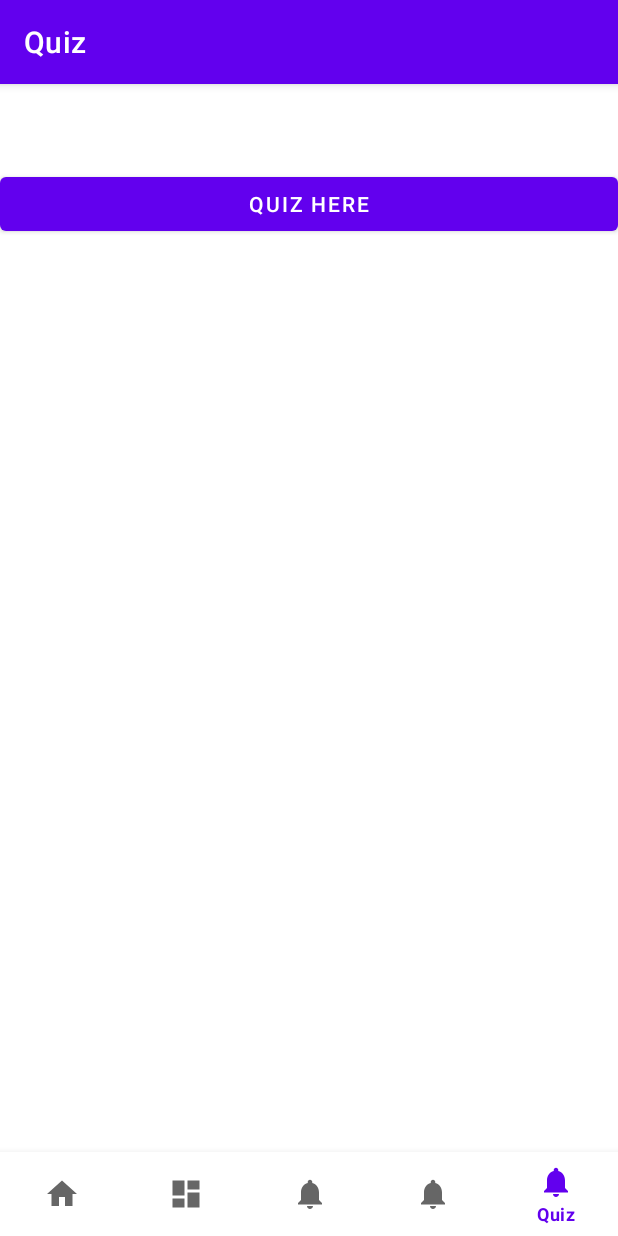
After one commit to IAlmostDeveloper/soulfire-mobile, an Android app: the QuizFragment screen opened through its navigation route, on a phone screen of 412 x 824 dp. The commit adds this screen. Run offline under Robolectric (Android 15) with nearby library versions, the phone set to English and light mode, and no system bars; our stand-ins replace navigation-ui.

Commit message:
empty quiz fragment

```diff
--- a/app/src/main/java/ru/ialmostdeveloper/soulfire_mobile/MainActivity.kt
+++ b/app/src/main/java/ru/ialmostdeveloper/soulfire_mobile/MainActivity.kt
@@ -34,7 +34,8 @@ class MainActivity : AppCompatActivity() {
             R.id.navigation_sign_in,
             R.id.navigation_sign_up,
             R.id.navigation_daily_achievements,
-            R.id.navigation_user_achievements
+            R.id.navigation_user_achievements,
+            R.id.navigation_quiz,
         ))
         setupActionBarWithNavController(navController, appBarConfiguration)
         navView.setupWithNavController(navController)
--- /dev/null
+++ b/app/src/main/java/ru/ialmostdeveloper/soulfire_mobile/ui/QuizFragment.kt
@@ -0,0 +1,36 @@
+package ru.ialmostdeveloper.soulfire_mobile.ui
+
+import android.os.Bundle
+import android.view.LayoutInflater
+import android.view.View
+import android.view.ViewGroup
+import android.widget.Button
+import android.widget.EditText
+import android.widget.TextView
+import androidx.fragment.app.Fragment
+import retrofit2.Call
+import retrofit2.Callback
+import retrofit2.Response
+import ru.ialmostdeveloper.soulfire_mobile.R
+import ru.ialmostdeveloper.soulfire_mobile.network.ApiClient
+import ru.ialmostdeveloper.soulfire_mobile.network.models.SignInRequest
+import ru.ialmostdeveloper.soulfire_mobile.network.models.SignInResponse
+import ru.ialmostdeveloper.soulfire_mobile.network.SessionManager
+import ru.ialmostdeveloper.soulfire_mobile.network.UserCredentials
+
+class QuizFragment : Fragment() {
+    private lateinit var sessionManager: SessionManager
+    private lateinit var apiClient: ApiClient
+
+    override fun onCreateView(
+        inflater: LayoutInflater,
+        container: ViewGroup?,
+        savedInstanceState: Bundle?
+    ): View? {
+        apiClient = ApiClient()
+        sessionManager = SessionManager(this.requireContext())
+        val view = inflater.inflate(R.layout.fragment_quiz, container, false)
+
+        return view
+    }
+}
--- /dev/null
+++ b/app/src/main/res/layout/fragment_quiz.xml
@@ -0,0 +1,17 @@
+<?xml version="1.0" encoding="utf-8"?>
+<androidx.constraintlayout.widget.ConstraintLayout xmlns:android="http://schemas.android.com/apk/res/android"
+    android:layout_width="match_parent"
+    android:layout_height="match_parent"
+    xmlns:app="http://schemas.android.com/apk/res-auto"
+    xmlns:tools="http://schemas.android.com/tools"
+    tools:context="ru.ialmostdeveloper.soulfire_mobile.ui.QuizFragment">
+
+    <Button
+        android:layout_width="match_parent"
+        android:layout_height="wrap_content"
+        android:text="Quiz here"
+        app:layout_constraintTop_toTopOf="parent"
+        app:layout_constraintLeft_toLeftOf="parent"
+        app:layout_constraintRight_toRightOf="parent"/>
+
+</androidx.constraintlayout.widget.ConstraintLayout>
--- a/app/src/main/res/menu/bottom_nav_menu.xml
+++ b/app/src/main/res/menu/bottom_nav_menu.xml
@@ -19,6 +19,10 @@
         android:id="@+id/navigation_user_achievements"
         android:icon="@drawable/ic_notifications_black_24dp"
         android:title="@string/title_daily_achievements" />
+    <item
+        android:id="@+id/navigation_quiz"
+        android:icon="@drawable/ic_notifications_black_24dp"
+        android:title="@string/title_quiz" />
 
 
 </menu>
--- a/app/src/main/res/navigation/mobile_navigation.xml
+++ b/app/src/main/res/navigation/mobile_navigation.xml
@@ -28,4 +28,10 @@
         android:name="ru.ialmostdeveloper.soulfire_mobile.ui.UserAchievementsFragment"
         android:label="@string/title_user_achievements"
         tools:layout="@layout/fragment_user_achievements" />
+
+    <fragment
+        android:id="@+id/navigation_quiz"
+        android:name="ru.ialmostdeveloper.soulfire_mobile.ui.QuizFragment"
+        android:label="@string/title_quiz"
+        tools:layout="@layout/fragment_quiz" />
 </navigation>
--- a/app/src/main/res/values/strings.xml
+++ b/app/src/main/res/values/strings.xml
@@ -4,4 +4,5 @@
     <string name="title_sign_up">Sign Up</string>
     <string name="title_daily_achievements">Daily Achievements</string>
     <string name="title_user_achievements">User Achievements</string>
+    <string name="title_quiz">Quiz</string>
 </resources>
```
